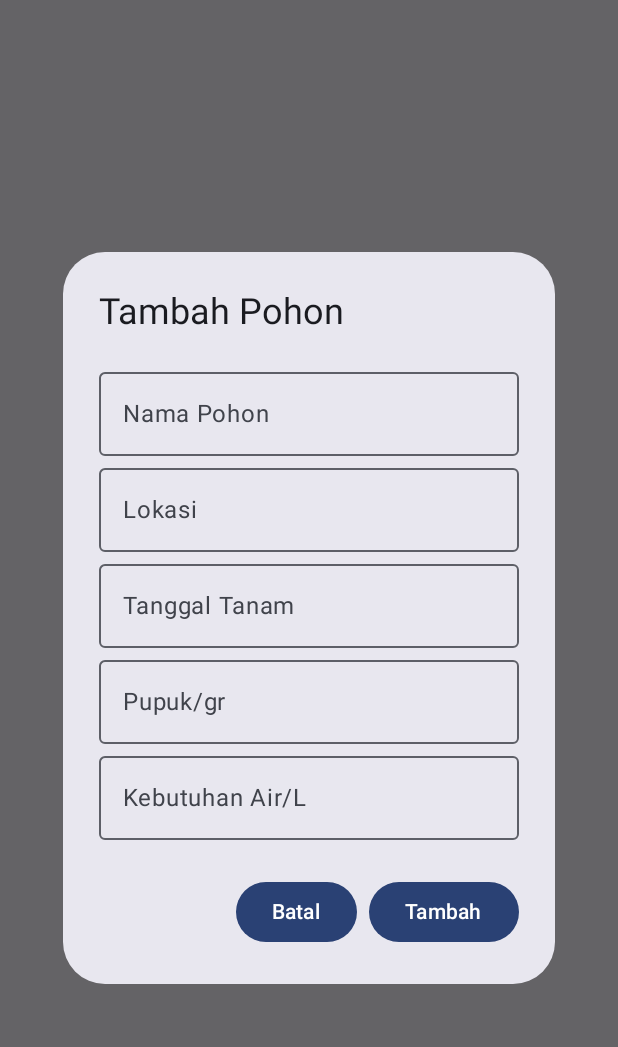
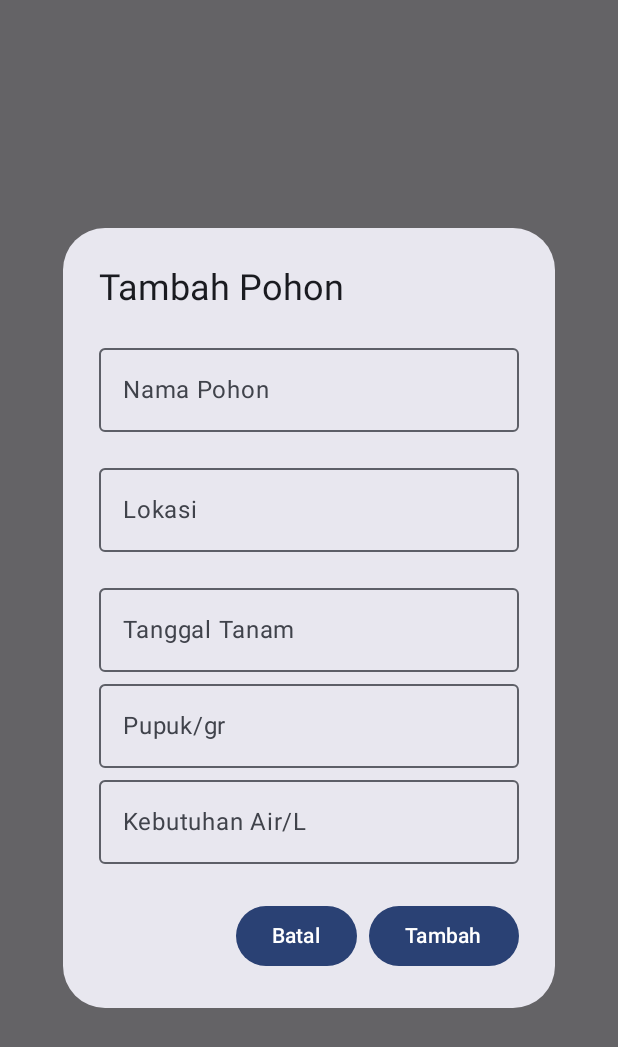
Before and after one commit to Aldoptma0704/Tree-Lover, an Android app built with Jetpack Compose: the composable AddTreeDialog shown on its own in the app's theme, after a tap on "Tambah", on a phone screen of 412 x 824 dp. Shown: the top 1047 px of the screen. Run offline under Robolectric (Android 15) with nearby library versions, the phone set to English and light mode, and no system bars.

Commit message:
update dashboard

```diff
--- a/app/src/main/java/com/example/treelover/DashboardScreen.kt
+++ b/app/src/main/java/com/example/treelover/DashboardScreen.kt
@@ -60,7 +60,12 @@ fun DashboardScreen() {
         if (showAddTreeDialog) {
             AddTreeDialog(
                 onAddTree = { newTree ->
-                    trees.add(newTree)
+                    val kelapaIndex = trees.indexOfFirst { it.name == "Pohon Kelapa" }
+                    if (kelapaIndex != -1) {
+                        trees.add(kelapaIndex + 1, newTree)
+                    } else {
+                        trees.add(newTree)
+                    }
                     showAddTreeDialog = false
                 },
                 onDismiss = { showAddTreeDialog = false }
@@ -148,7 +153,7 @@ fun AddTreeDialog(onAddTree: (Tree) -> Unit, onDismiss: () -> Unit) {
         confirmButton = {
             Button(onClick = {
                 val newTree = Tree(
-                    id = (Math.random() * 1000).toInt(), // Generate a random ID for simplicity
+                    id = (Math.random() * 1000).toInt(),
                     name = name.text,
                     location = location.text,
                     plantDate = plantDate.text,
@@ -157,6 +162,7 @@ fun AddTreeDialog(onAddTree: (Tree) -> Unit, onDismiss: () -> Unit) {
                     imageRes = R.drawable.pohon_type_a
                 )
                 onAddTree(newTree)
+                onDismiss()
             }) {
                 Text("Tambah")
             }
@@ -176,11 +182,17 @@ fun AddTreeDialog(onAddTree: (Tree) -> Unit, onDismiss: () -> Unit) {
                     onValueChange = { name = it },
                     label = { Text("Nama Pohon") }
                 )
+
+                Spacer(modifier = Modifier.height(16.dp))
+
                 OutlinedTextField(
                     value = location,
                     onValueChange = { location = it },
                     label = { Text("Lokasi") }
                 )
+
+                Spacer(modifier = Modifier.height(16.dp))
+
                 OutlinedTextField(
                     value = plantDate,
                     onValueChange = { plantDate = it },
@@ -201,6 +213,7 @@ fun AddTreeDialog(onAddTree: (Tree) -> Unit, onDismiss: () -> Unit) {
     )
 }
 
+
 // Function to determine the condition of the tree
 fun determineTreeCondition(pupuk: String, water: String): String {
     // Example decision-making logic
@@ -208,6 +221,9 @@ fun determineTreeCondition(pupuk: String, water: String): String {
     val waterInt = water.toIntOrNull() ?: 0
 
     return when {
+        pupukInt > 200 && waterInt > 50 -> "Jangan terlalu kebanyakan menggunakan pupuk dan air"
+        pupukInt < 200 && waterInt > 50 -> "Pupuk Sudah bagus namun jangan terlalu kebanyakan menggunakan air"
+        pupukInt > 200 && waterInt < 50 -> "Kebutuhan Air sudah tepat namun jangan terlalu kebanyakan menggunakan pupuk"
         pupukInt < 200 && waterInt > 2 -> "Sehat"
         pupukInt < 50 || waterInt < 1 -> "Perlu Perhatian"
         else -> "Tingkatkan Air dan Pupuk"
```
